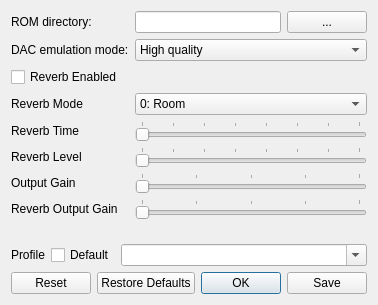
Qt form mt32emu_qt/src/SynthPropertiesDialog.ui (Stino/munt) before a commit.
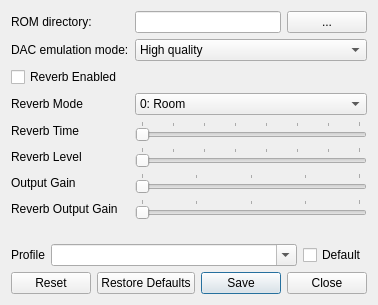
The same form after that commit.

Commit message: - Added support for saving / loading synth profiles

```diff
--- a/mt32emu_qt/src/SynthPropertiesDialog.ui
+++ b/mt32emu_qt/src/SynthPropertiesDialog.ui
@@ -235,6 +235,13 @@
        </property>
       </widget>
      </item>
+     <item>
+      <widget class="QComboBox" name="profileComboBox">
+       <property name="editable">
+        <bool>true</bool>
+       </property>
+      </widget>
+     </item>
      <item>
       <widget class="QCheckBox" name="profileCheckBox">
        <property name="sizePolicy">
@@ -248,19 +255,12 @@
        </property>
       </widget>
      </item>
-     <item>
-      <widget class="QComboBox" name="profileComboBox">
-       <property name="editable">
-        <bool>true</bool>
-       </property>
-      </widget>
-     </item>
     </layout>
    </item>
    <item>
     <widget class="QDialogButtonBox" name="buttonBox">
      <property name="standardButtons">
-      <set>QDialogButtonBox::Ok|QDialogButtonBox::Reset|QDialogButtonBox::RestoreDefaults|QDialogButtonBox::Save</set>
+      <set>QDialogButtonBox::Close|QDialogButtonBox::Reset|QDialogButtonBox::RestoreDefaults|QDialogButtonBox::Save</set>
      </property>
      <property name="centerButtons">
       <bool>false</bool>
```
The commit also changes 12 other files.
